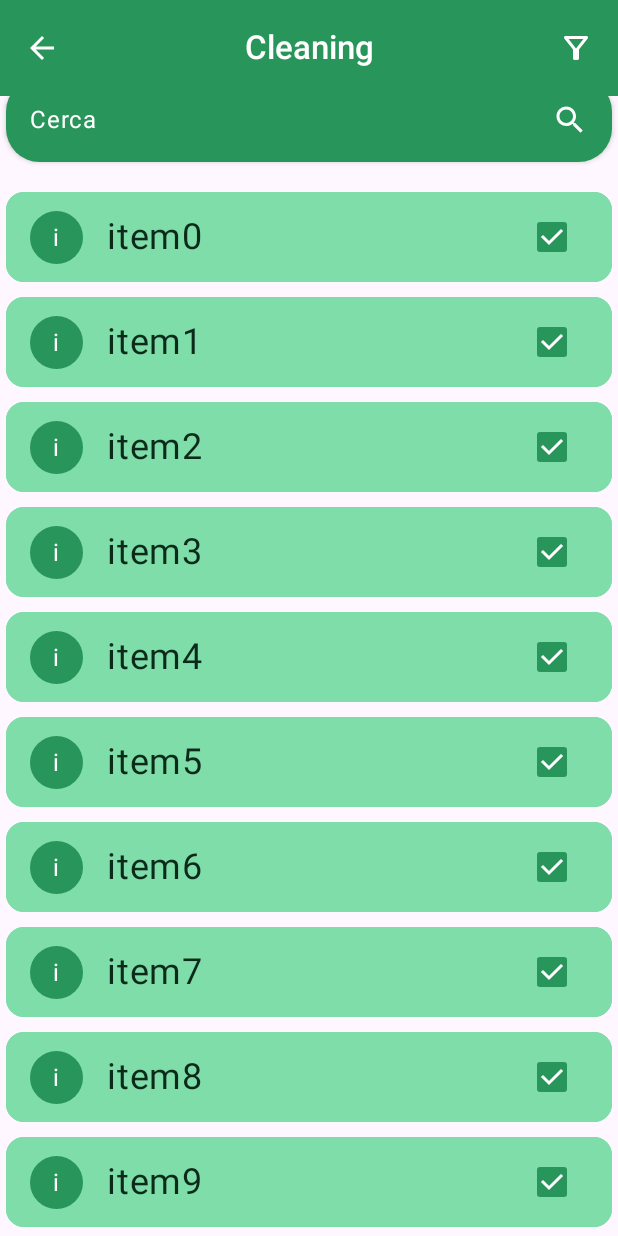
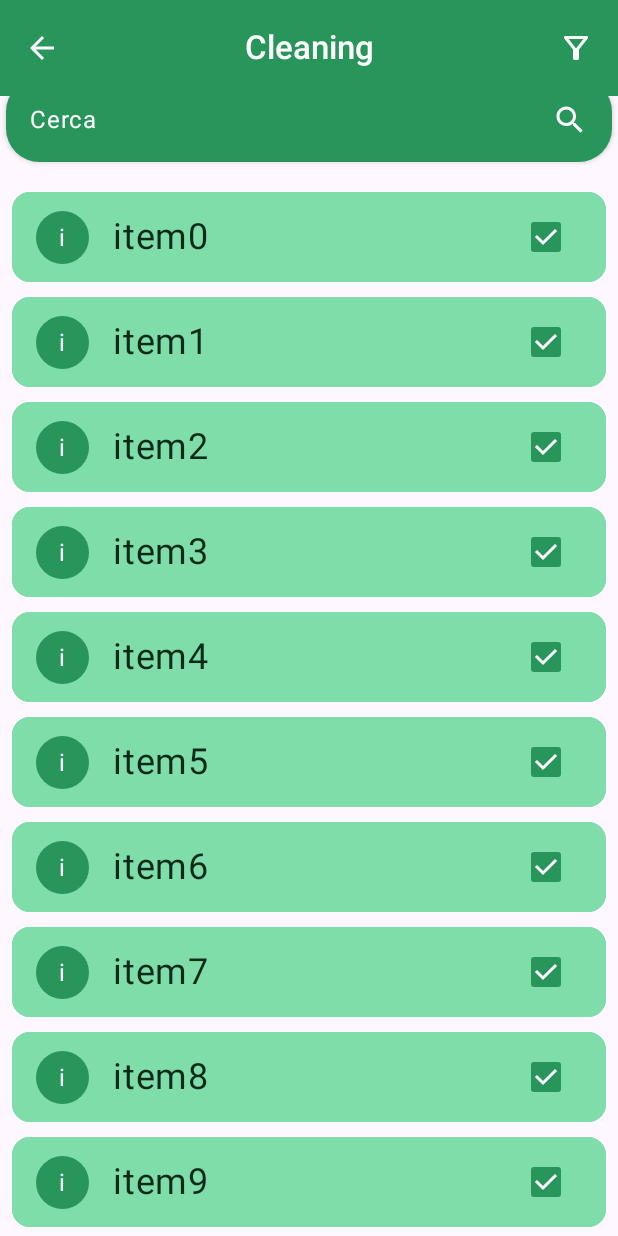
Before and after one commit to BeaBarba/BarbApp, an Android app built with Jetpack Compose: the composable CleaningScreen shown on its own in the app's theme, on a phone screen of 412 x 824 dp. Run offline under Robolectric (Android 15) with nearby library versions, the phone set to English and light mode, and no system bars.

```diff
--- a/app/src/main/java/com/example/myapplication/MainActivity.kt
+++ b/app/src/main/java/com/example/myapplication/MainActivity.kt
@@ -24,9 +24,9 @@ class MainActivity : ComponentActivity() {
             MyApplicationTheme {
                 Scaffold(modifier = Modifier.fillMaxSize()) { innerPadding ->
                     val modifier = Modifier.padding(bottom = innerPadding.calculateBottomPadding())
-                    CustomersScreen(modifier)
+                    //CustomersScreen(modifier)
                     //CleaningScreen(modifier)
-                    //Screen(modifier)
+                    Screen(modifier)
                 }
             }
         }
--- a/app/src/main/java/com/example/myapplication/ui/component/GeneralComponents.kt
+++ b/app/src/main/java/com/example/myapplication/ui/component/GeneralComponents.kt
@@ -148,10 +148,7 @@ fun AddButton(id : String, onClick: () -> Unit){
         contentColor = MaterialTheme.colorScheme.onPrimary,
         interactionSource = remember { MutableInteractionSource() } // Per le interazioni
     ) {
-        Icon(
-            Icons.Filled.Add,
-            "Add item"
-        )
+        Icon(Icons.Filled.Add, "Add item")
     }
 }
 
@@ -231,10 +228,6 @@ fun ListItemAvatar(itemID : String/*, contextPadding : PaddingValues*/){
             .height(60.dp)
             .clip(shape = RoundedCornerShape(20))
             .background(color = MaterialTheme.colorScheme.primaryContainer)
-            /*.padding(
-                start = contextPadding.calculateStartPadding(LayoutDirection.Ltr),
-                end = contextPadding.calculateEndPadding(LayoutDirection.Ltr)
-            ),*/
             .fillMaxSize(),
         leadingContent = { Avatar(itemID.get(0)) },
         trailingContent = { Checkbox(checked = true, onCheckedChange = {}, interactionSource = remember { MutableInteractionSource() })},
@@ -309,10 +302,10 @@ fun CheckLazyList(items: List<String>, contextPadding : PaddingValues){
     LazyColumn (
         modifier = Modifier.fillMaxSize(),
         contentPadding = PaddingValues(
-            start = contextPadding.calculateStartPadding(LayoutDirection.Ltr) + 4.dp,
+            start = contextPadding.calculateStartPadding(LayoutDirection.Ltr) + 8.dp,
             top = 0.dp,
-            end = contextPadding.calculateEndPadding(LayoutDirection.Ltr) + 4.dp,
-            bottom = 8.dp
+            end = contextPadding.calculateEndPadding(LayoutDirection.Ltr) + 8.dp,
+            bottom = contextPadding.calculateEndPadding(LayoutDirection.Ltr) + 90.dp
         ),
         verticalArrangement = Arrangement.spacedBy(10.dp),
     ){
@@ -332,10 +325,10 @@ fun CustomersCardsList(
     LazyColumn (
         modifier = Modifier.fillMaxSize(),
         contentPadding = PaddingValues(
-            start = contextPadding.calculateStartPadding(LayoutDirection.Ltr) + 4.dp,
+            start = contextPadding.calculateStartPadding(LayoutDirection.Ltr) + 8.dp,
             top = 0.dp,
-            end = contextPadding.calculateEndPadding(LayoutDirection.Ltr) + 4.dp,
-            bottom = 8.dp
+            end = contextPadding.calculateEndPadding(LayoutDirection.Ltr) + 8.dp,
+            bottom = contextPadding.calculateEndPadding(LayoutDirection.Ltr) + 90.dp
         ),
         verticalArrangement = Arrangement.spacedBy(10.dp),
     ){
```
Also changed, not shown: app/src/main/java/com/example/myapplication/ui/screen/Screen.kt (+70 -13 lines).
